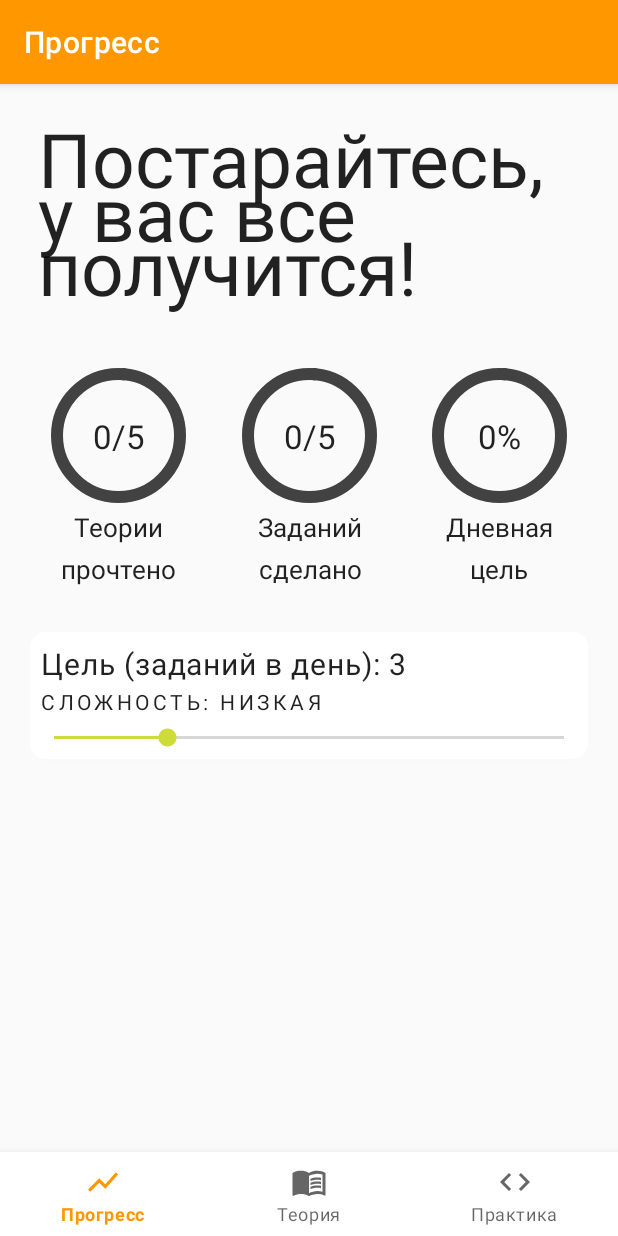
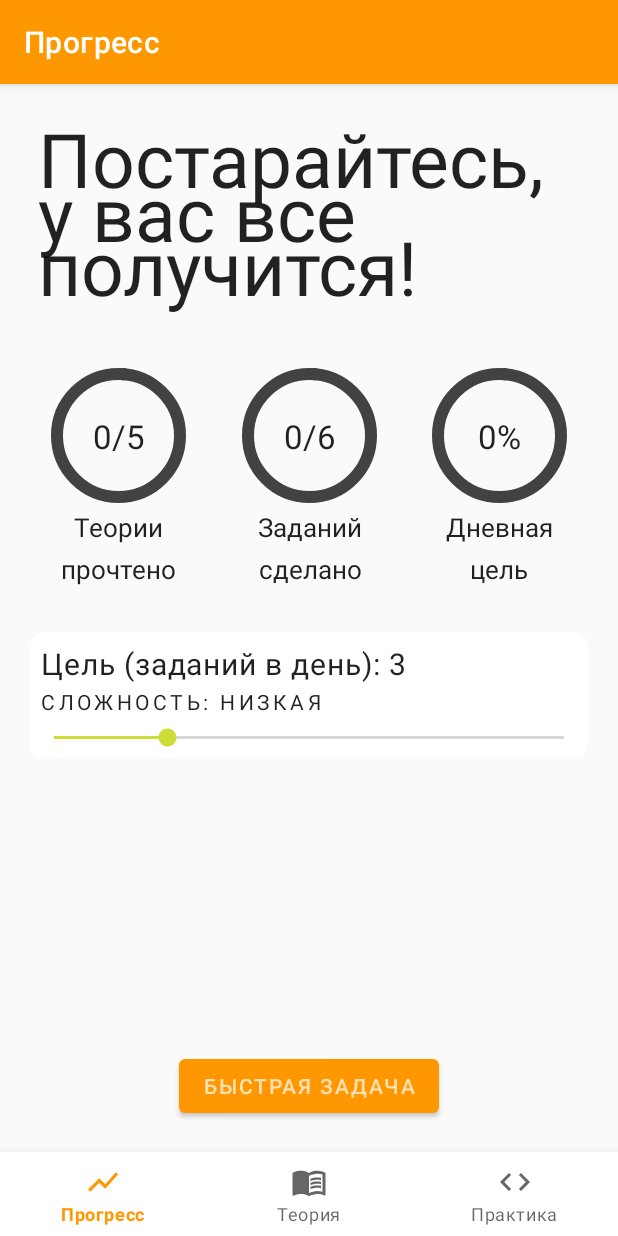
Before and after one commit to Snow4DV/JavaEdu, an Android app: the screen it shows after launch (MainActivity), on a phone screen of 412 x 824 dp. Run offline under Robolectric (Android 15) with nearby library versions, the phone set to English and light mode, and no system bars; our stand-ins replace navigation-ui.

Commit message:
Quick task and 6th task

```diff
--- a/app/src/main/java/itacademy/snowadv/javaedu/MainActivity.java
+++ b/app/src/main/java/itacademy/snowadv/javaedu/MainActivity.java
@@ -13,6 +13,10 @@ import androidx.navigation.NavController;
 import androidx.navigation.Navigation;
 import androidx.navigation.ui.AppBarConfiguration;
 import androidx.navigation.ui.NavigationUI;
+
+import java.sql.Timestamp;
+import java.text.SimpleDateFormat;
+import java.util.Calendar;
 
 import itacademy.snowadv.javaedu.data.UserData;
 import itacademy.snowadv.javaedu.databinding.ActivityMainBinding;
@@ -52,10 +56,13 @@ public class MainActivity extends AppCompatActivity {
         } catch(JsonSyntaxException exception) {
             Log.e(TAG, "getUserData failed to parse data from shared prefs:",
                     exception);
-            userData = new UserData();
         }
         if(userData == null) {
-            userData = new UserData();
+            userData = new UserData(new SimpleDateFormat("yyyy.MM.dd")
+                    .format(new Timestamp(System.currentTimeMillis())));
+        } else {
+            userData.updateDailyData(new SimpleDateFormat("yyyy.MM.dd")
+                    .format(new Timestamp(System.currentTimeMillis())));
         }
     }
 
@@ -77,6 +84,8 @@ public class MainActivity extends AppCompatActivity {
         return userData;
     }
 
+
+
     @Override
     protected void onPause() {
         super.onPause();
--- a/app/src/main/java/itacademy/snowadv/javaedu/data/TaskData.java
+++ b/app/src/main/java/itacademy/snowadv/javaedu/data/TaskData.java
@@ -84,6 +84,12 @@ public class TaskData {
                         "Выведите все числа от 0 до введённого пользователем целого" +
                         " числа без пробелов.\nПример ввода: 7\nПример вывода: \"0123456\" " +
                         "(без кавычек и пробелов)", "012345678910", "10", 3);
+            case 5:
+                return new TaskData("Задача 6. Работа с циклом 2.",
+                        "Создайте массив целых чисел, размер которого будет задан пользователем." +
+                                " Найдите сумму всех введённых чисел.\nПример ввода: 3 1 2 3\nПример" +
+                                " вывода: 6 (без переноса на след. строку, пробелов)", "9",
+                        "6 1 1 1 5 1 0", 5);
         }
         return null;
     }
--- a/app/src/main/java/itacademy/snowadv/javaedu/data/UserData.java
+++ b/app/src/main/java/itacademy/snowadv/javaedu/data/UserData.java
@@ -1,17 +1,27 @@
 package itacademy.snowadv.javaedu.data;
 
+import java.util.ArrayList;
+import java.util.List;
+
 import itacademy.snowadv.javaedu.R;
+import itacademy.snowadv.javaedu.ui.progress.QuickTask;
 
 public class UserData {
     private int theoryReadAmount = 0;
     private int tasksDoneAmount = 0;
-    private int sessionGoal = 3;
+    private int dailyGoal = 3;
 
     public static final int THEORY_AMOUNT = 5;
-    public static final int TASKS_AMOUNT = 5;
+    public static final int TASKS_AMOUNT = 6;
 
     private final Boolean[] theoryStatuses = {false,false,false,false,false};
-    private final Boolean[] tasksStatuses = {false,false,false,false,false};
+    private final Boolean[] tasksStatuses = {false,false,false,false,false,false};
+
+    private String lastDailyResetDate;
+
+    private int tasksDoneToday = 0;
+
+    List<QuickTask> quickTaskList = new ArrayList<>();
 
 
     public int getTheoryReadAmount() {
@@ -26,20 +36,21 @@ public class UserData {
         return tasksDoneAmount;
     }
 
-    public void setTasksDoneAmount(int tasksDoneAmount) {
-        this.tasksDoneAmount = tasksDoneAmount;
+    public void increaseDailyTasksDoneCounter() {
+        tasksDoneToday++;
+        tasksDoneAmount++;
     }
 
-    public int getSessionGoal() {
-        return sessionGoal;
+    public int getDailyGoal() {
+        return dailyGoal;
     }
 
-    public void setSessionGoal(int sessionGoal) {
-        this.sessionGoal = sessionGoal;
+    public void setDailyGoal(int dailyGoal) {
+        this.dailyGoal = dailyGoal;
     }
 
     public int getDailyGoalPercent() {
-        return (int) ((((double)tasksDoneAmount)/ sessionGoal) * 100);
+        return (int) ((((double)tasksDoneToday)/ dailyGoal) * 100);
     }
 
     public int getTheoryPercent() {
@@ -58,6 +69,7 @@ public class UserData {
         theoryStatuses[n] = isDone;
         countDoneTheoryTasks();
     }
+
 
 
 
@@ -81,6 +93,18 @@ public class UserData {
         }
     }
 
+    public void updateDailyData(String date) {
+        if (!date.equals(lastDailyResetDate)) {
+            lastDailyResetDate = date;
+            tasksDoneToday = 0;
+        }
+    }
+
+    public UserData(String lastDailyResetDate) {
+        this.lastDailyResetDate = lastDailyResetDate;
+        initQuickTasks();
+    }
+
     /**
      * Returns string resource id based on 0-4 id
      * @param id no of string resource [0-4]
@@ -100,6 +124,62 @@ public class UserData {
             case 4:
                 return R.string.theory_5;
         }
+    }
+
+    private void initQuickTasks() {
+        quickTaskList.add(new QuickTask("Какая функция используется для вывода текста без" +
+                " перехода на следующую строку?", "System.out.print", "System.out.println",
+                "System.out.write", "System.out.writeln"));
+        quickTaskList.add(new QuickTask("Какая функция используется для вывода текста с" +
+                " переходом на следующую строку?", "System.out.println", "System.out.print",
+                "System.out.write", "System.out.writeln"));
+        quickTaskList.add(new QuickTask("Какой тип данных из нижеперечисленных позволит хранить " +
+                "вещественные числа?", "float", "boolean",
+                "int", "int[]"));
+        quickTaskList.add(new QuickTask("Какой тип данных из нижеперечисленных позволит хранить " +
+                "только целочисленные значения?", "int", "boolean",
+                "float", "int[]"));
+        quickTaskList.add(new QuickTask("Какой тип данных из нижеперечисленных позволит хранить " +
+                "целочисленные значения?", "Несколько из перечисленных", "int",
+                "char", "int[]"));
+        quickTaskList.add(new QuickTask("Объект какого класса позволяет работать с вводом из " +
+                "консоли?", "Scanner", "ConsoleReader",
+                "InputStreamer", "NextDouble"));
+        quickTaskList.add(new QuickTask("Какой метод объекта типа Scanner нужно вызвать для " +
+                "ввода из консоли целого числа?", ".nextInt()", ".nextLine()",
+                ".next()", ".nextRoundNumber()"));
+        quickTaskList.add(new QuickTask("Какой из нижеперечисленных циклов сначала выполняется," +
+                " а потом проверяет условие?", "do..while", "while",
+                "for", "Несколько вариантов из вышеперечисленных"));
+        quickTaskList.add(new QuickTask("Какой оператор позволяет прерывать цикл полностью?"
+                , "break", "while",
+                "continue", "Ни один из вышеперечисленных"));
+        quickTaskList.add(new QuickTask("Какой логический оператор выдаст истину только в случае, " +
+                "если оба проверямых условия верны?"
+                , "&", "|",
+                "^", "Ни один из вышеперечисленных"));
+
+        quickTaskList.add(new QuickTask("Какой логический оператор выдаст ложь только в случае, " +
+                "если оба проверямых условия неверны?"
+                , "|", "&",
+                "^", "Ни один из вышеперечисленных"));
+        quickTaskList.add(new QuickTask("Какой оператор позволяет прервать текущую итерацию, " +
+                "но продолжить цикл после этого?"
+                , "continue", "while",
+                "break", "Ни один из вышеперечисленных"));
+        quickTaskList.add(new QuickTask("Какой тип данных из нижеперечисленных позволит хранить " +
+                "несколько целочисленных значенияй?", "int[]", "boolean",
+                "float", "int"));
+
+    }
+
+    public QuickTask getRandomQuickTask() {
+        int n = (int) (Math.random() * quickTaskList.size());
+        return quickTaskList.get(n);
+    }
+
+    public void finishQuickTask(QuickTask quickTask) {
+        quickTaskList.remove(quickTask);
     }
 
     public Boolean[] getTheoryStatuses() {
--- a/app/src/main/java/itacademy/snowadv/javaedu/ui/progress/ProgressFragment.java
+++ b/app/src/main/java/itacademy/snowadv/javaedu/ui/progress/ProgressFragment.java
@@ -28,7 +28,7 @@ public class ProgressFragment extends Fragment {
         binding.dailyGoalSeekbar.setOnSeekBarChangeListener(new SeekBar.OnSeekBarChangeListener() {
             @Override
             public void onProgressChanged(SeekBar seekBar, int progress, boolean fromUser) {
-                userData.setSessionGoal(progress);
+                userData.setDailyGoal(progress);
                 updateByUserData();
             }
 
@@ -38,26 +38,31 @@ public class ProgressFragment extends Fragment {
             @Override
             public void onStopTrackingTouch(SeekBar seekBar) {}
         });
+        binding.doQuickTaskButton.setOnClickListener(v -> {
+            QuickTestDialogFragment quickTestDialogFragment = new QuickTestDialogFragment(userData,
+                    this);
+            quickTestDialogFragment.show(getParentFragmentManager(), "Quick Task");
+        });
         return root;
     }
 
 
-    private void updateByUserData() {
+    protected void updateByUserData() {
         updateRings();
         setDashboardText();
         updateSeekbar();
     }
 
     private void updateSeekbar() {
-        binding.dailyGoalSeekbar.setProgress(userData.getSessionGoal());
+        binding.dailyGoalSeekbar.setProgress(userData.getDailyGoal());
         updateSeekbarText();
     }
 
     private void updateSeekbarText() {
         String difficulty;
-        if(userData.getSessionGoal() >= 7) {
+        if(userData.getDailyGoal() >= 7) {
             difficulty = getString(R.string.difficulty_high);
-        } else if(userData.getSessionGoal() >= 4) {
+        } else if(userData.getDailyGoal() >= 4) {
             difficulty = getString(R.string.difficulty_mid);
         } else {
             difficulty = getString(R.string.difficulty_low);
@@ -65,7 +70,7 @@ public class ProgressFragment extends Fragment {
         binding.difficultyOfDailyGoal.setText(getString(R.string.seekbar_difficulty_text,
                 difficulty));
         binding.dailyGoal.setText(getString(R.string.seekbar_amount_text,
-                userData.getSessionGoal()));
+                userData.getDailyGoal()));
     }
 
     private void updateRings() {
--- /dev/null
+++ b/app/src/main/java/itacademy/snowadv/javaedu/ui/progress/QuickTask.java
@@ -0,0 +1,32 @@
+package itacademy.snowadv.javaedu.ui.progress;
+
+import java.util.ArrayList;
+import java.util.List;
+
+public class QuickTask {
+    private String text;
+    private List<String> choices = new ArrayList<>();
+    private String rightAnswer;
+
+    public QuickTask(String text, String rightAnswer, String wrongAnswer1, String wrongAnswer2,
+                     String wrongAnswer3) {
+        this.text = text;
+        this.rightAnswer = rightAnswer;
+        choices.add(wrongAnswer1);
+        choices.add(wrongAnswer2);
+        choices.add(wrongAnswer3);
+        choices.add(rightAnswer);
+    }
+
+    public String getText() {
+        return text;
+    }
+
+    public List<String> getChoices() {
+        return choices;
+    }
+
+    public String getRightAnswer() {
+        return rightAnswer;
+    }
+}
--- a/app/src/main/java/itacademy/snowadv/javaedu/ui/task/TaskActivity.java
+++ b/app/src/main/java/itacademy/snowadv/javaedu/ui/task/TaskActivity.java
@@ -21,7 +21,6 @@ import itacademy.snowadv.javaedu.data.CompilationRequest;
 import itacademy.snowadv.javaedu.data.CompilationResponse;
 import itacademy.snowadv.javaedu.data.TaskData;
 import itacademy.snowadv.javaedu.data.UserData;
-import itacademy.snowadv.javaedu.databinding.ActivityMainBinding;
 import itacademy.snowadv.javaedu.databinding.ActivityTaskBinding;
 import retrofit2.Call;
 import retrofit2.Callback;
@@ -119,6 +118,7 @@ public class TaskActivity extends AppCompatActivity {
     private void onTaskFinish() {
         finish();
         UserData.getUserDataInstance().setTaskStatus(taskID, true);
+        UserData.getUserDataInstance().increaseDailyTasksDoneCounter();
     }
 
     private void compile(String script, String waitedResult, String input) {
--- a/app/src/main/res/layout/fragment_progress.xml
+++ b/app/src/main/res/layout/fragment_progress.xml
@@ -175,4 +175,13 @@
                 android:paddingBottom="5dp"/>
         </LinearLayout>
     </androidx.cardview.widget.CardView>
+    <Button
+        android:layout_height="wrap_content"
+        android:layout_width="wrap_content"
+        android:id="@+id/do_quick_task_button"
+        app:layout_constraintBottom_toBottomOf="parent"
+        app:layout_constraintStart_toStartOf="parent"
+        app:layout_constraintEnd_toEndOf="parent"
+        android:layout_marginBottom="20dp"
+        android:text="Быстрая задача"/>
 </androidx.constraintlayout.widget.ConstraintLayout>
--- a/app/src/main/res/values/strings.xml
+++ b/app/src/main/res/values/strings.xml
@@ -103,4 +103,5 @@ public class MyProgram{\n
         <item>@string/theory_4</item>
         <item>@string/theory_5</item>
     </string-array>
+
 </resources>
```
Also changed, not shown: app/src/main/java/itacademy/snowadv/javaedu/ui/progress/QuickTestDialogFragment.java (added, +69 -0 lines), app/src/main/res/layout/fragment_quick_task_dialog.xml (added, +45 -0 lines).
